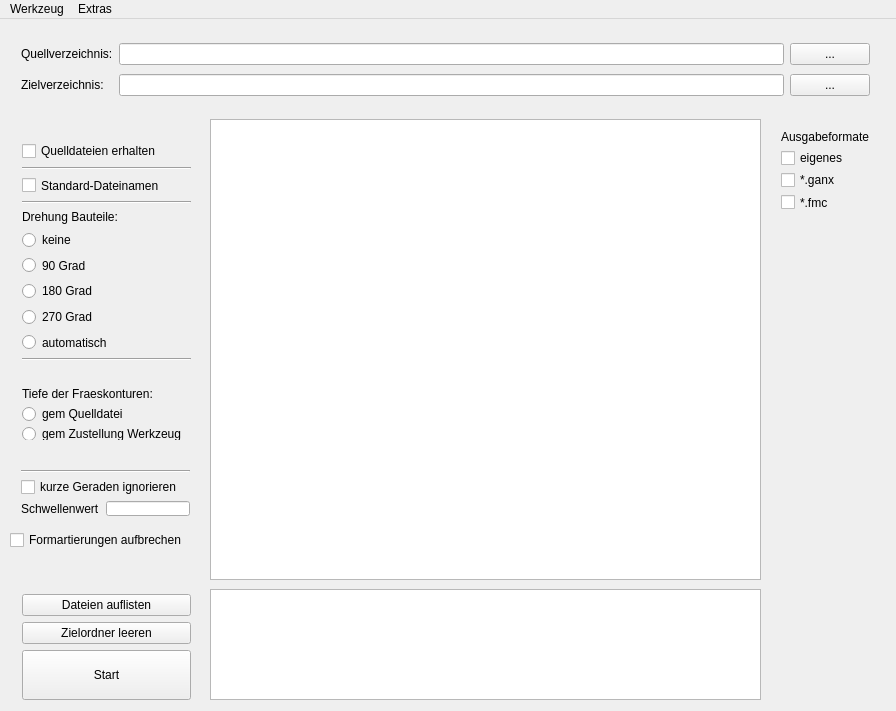
This is mainwindow.ui in TischlerWilly/postprozessor as Qt 5 draws it before an edit. The edited form follows.
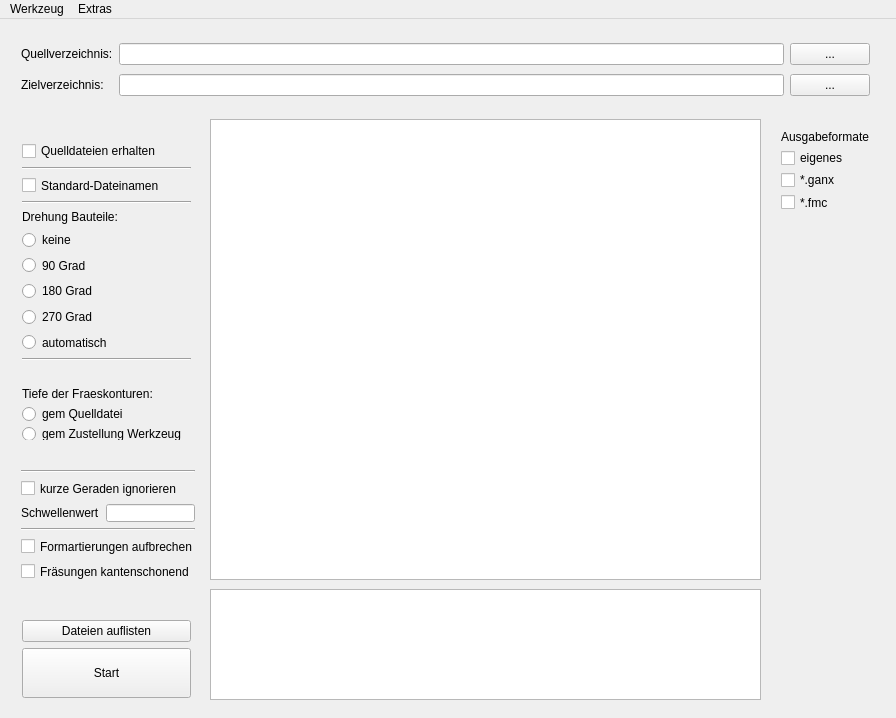
This is the edited form.

Commit message: formartierungen kantenschonend begonnen

The edit to the form file:
```diff
--- a/mainwindow.ui
+++ b/mainwindow.ui
@@ -7,7 +7,7 @@
     <x>0</x>
     <y>0</y>
     <width>896</width>
-    <height>711</height>
+    <height>718</height>
    </rect>
   </property>
   <property name="windowTitle">
@@ -142,9 +142,9 @@
     <property name="geometry">
      <rect>
       <x>11</x>
-      <y>564</y>
+      <y>590</y>
       <width>191</width>
-      <height>122</height>
+      <height>91</height>
      </rect>
     </property>
     <layout class="QVBoxLayout" name="verticalLayout">
@@ -158,16 +158,6 @@
        </property>
       </widget>
      </item>
-     <item>
-      <widget class="QPushButton" name="pushButton_zielordner_leeren">
-       <property name="toolTip">
-        <string>&lt;html&gt;&lt;head/&gt;&lt;body&gt;&lt;p&gt;Löscht alle Dateien die sich im Zielverzeichnis befinden&lt;/p&gt;&lt;/body&gt;&lt;/html&gt;</string>
-       </property>
-       <property name="text">
-        <string>Zielordner leeren</string>
-       </property>
-      </widget>
-     </item>
      <item>
       <widget class="QPushButton" name="pushButton_start">
        <property name="minimumSize">
@@ -328,15 +318,15 @@
      <rect>
       <x>10</x>
       <y>440</y>
-      <width>191</width>
-      <height>68</height>
+      <width>196</width>
+      <height>133</height>
      </rect>
     </property>
     <layout class="QGridLayout" name="gridLayout_2">
-     <item row="2" column="0" colspan="2">
-      <widget class="QCheckBox" name="checkBox_geraden">
-       <property name="text">
-        <string>kurze Geraden ignorieren</string>
+     <item row="1" column="0" colspan="2">
+      <widget class="Line" name="line_4">
+       <property name="orientation">
+        <enum>Qt::Horizontal</enum>
        </property>
       </widget>
      </item>
@@ -350,8 +340,29 @@
        </property>
       </widget>
      </item>
-     <item row="1" column="0" colspan="2">
-      <widget class="Line" name="line_4">
+     <item row="6" column="0" colspan="2">
+      <widget class="QCheckBox" name="checkBox_fkon_kantenschonend">
+       <property name="text">
+        <string>Fräsungen kantenschonend</string>
+       </property>
+      </widget>
+     </item>
+     <item row="5" column="0" colspan="2">
+      <widget class="QCheckBox" name="checkBox_formatierung_aufbrechen">
+       <property name="text">
+        <string>Formartierungen aufbrechen</string>
+       </property>
+      </widget>
+     </item>
+     <item row="2" column="0" colspan="2">
+      <widget class="QCheckBox" name="checkBox_geraden">
+       <property name="text">
+        <string>kurze Geraden ignorieren</string>
+       </property>
+      </widget>
+     </item>
+     <item row="4" column="0" colspan="2">
+      <widget class="Line" name="line_5">
        <property name="orientation">
         <enum>Qt::Horizontal</enum>
        </property>
@@ -359,19 +370,6 @@
      </item>
     </layout>
    </widget>
-   <widget class="QCheckBox" name="checkBox_formatierung_aufbrechen">
-    <property name="geometry">
-     <rect>
-      <x>10</x>
-      <y>510</y>
-      <width>191</width>
-      <height>22</height>
-     </rect>
-    </property>
-    <property name="text">
-     <string>Formartierungen aufbrechen</string>
-    </property>
-   </widget>
   </widget>
   <widget class="QMenuBar" name="menuBar">
    <property name="geometry">
```
The commit also changes 10 other files.
